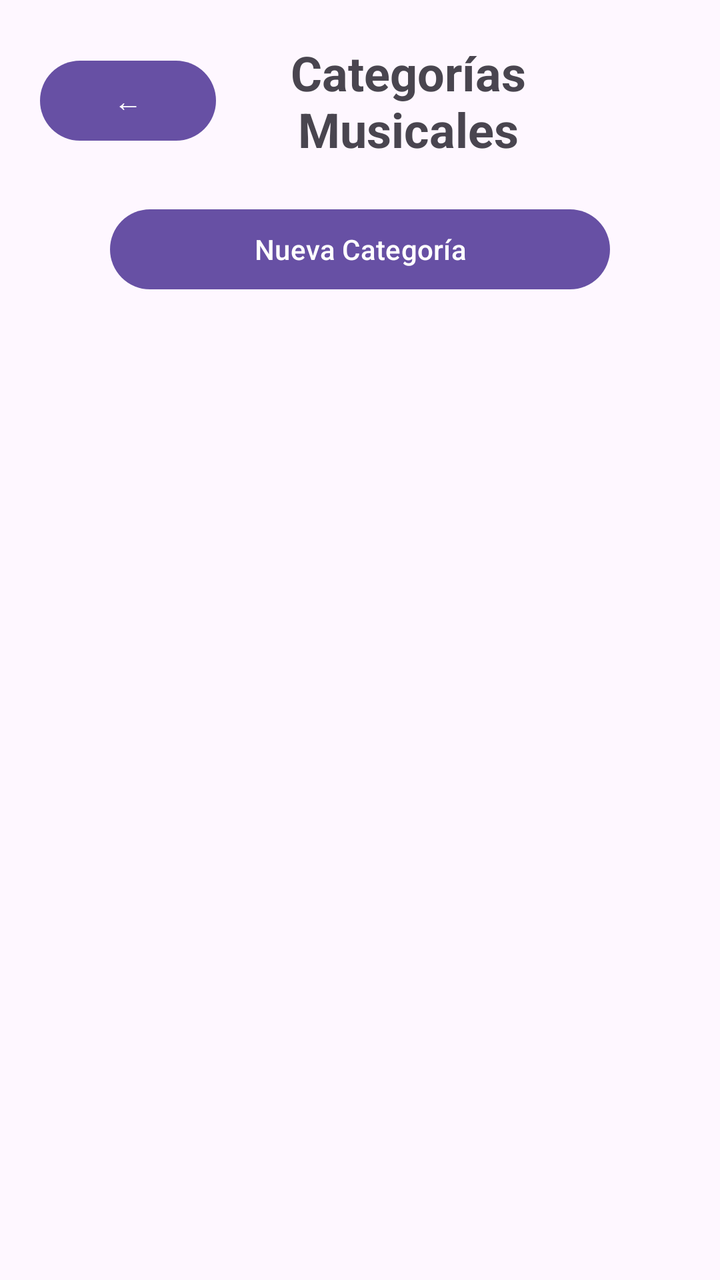
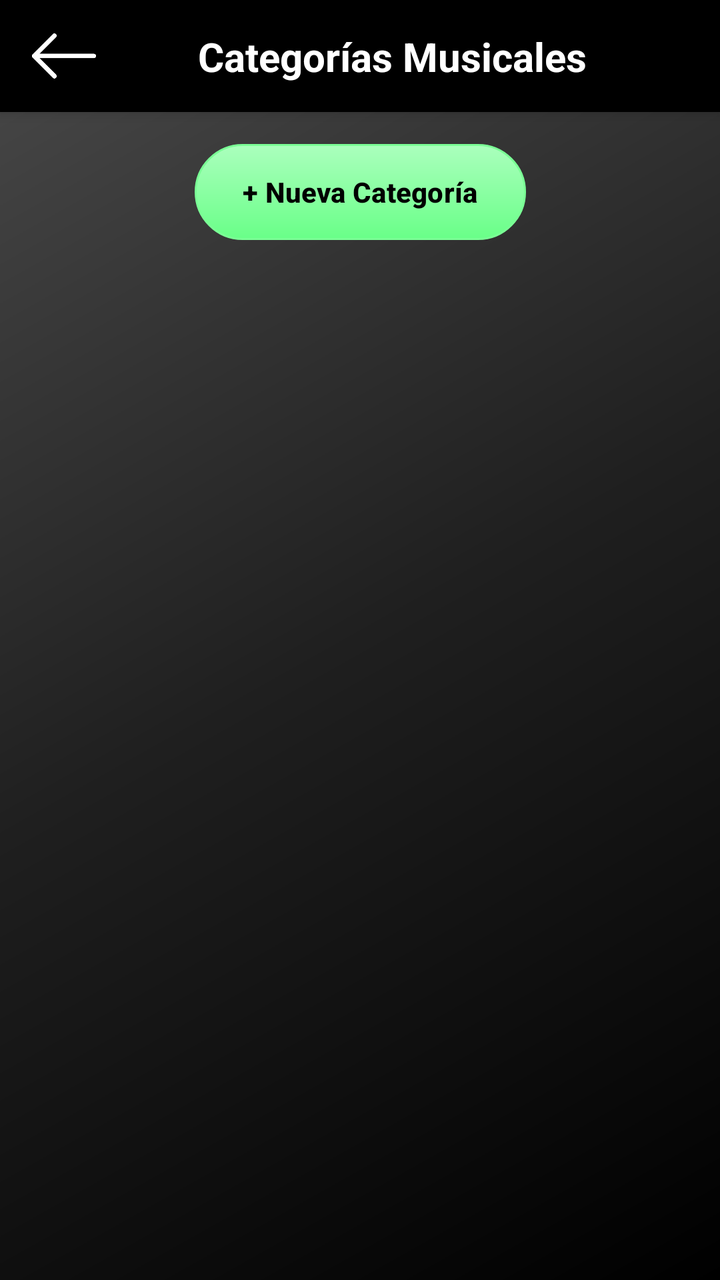

The first picture is an Android layout as it rendered before a commit; the second is the same layout after the commit. The layout source and the unified diff follow.
<!-- AndroidManifest.xml: application theme Theme.MusAPIApp -->
<!-- res/layout/activity_categorias_musicales.xml -->
<?xml version="1.0" encoding="utf-8"?>
<ScrollView xmlns:android="http://schemas.android.com/apk/res/android"
    android:layout_width="match_parent"
    android:layout_height="match_parent"
    android:background="@android:color/transparent"
    android:fillViewport="true">

    <LinearLayout
        android:layout_width="match_parent"
        android:layout_height="wrap_content"
        android:orientation="vertical"
        android:padding="20dp"
        android:gravity="center_horizontal">

        
        <LinearLayout
            android:layout_width="match_parent"
            android:layout_height="wrap_content"
            android:orientation="horizontal"
            android:gravity="center_vertical"
            android:layout_marginBottom="20dp">

            <Button
                android:id="@+id/btnVolver"
                android:layout_width="wrap_content"
                android:layout_height="wrap_content"
                android:text="←" />

            <TextView
                android:id="@+id/tvTitulo"
                android:layout_width="0dp"
                android:layout_height="wrap_content"
                android:layout_weight="1"
                android:gravity="center"
                android:text="Categorías Musicales"
                android:textSize="24sp"
                android:textStyle="bold"
                android:paddingEnd="40dp" />
        </LinearLayout>

        
        <Button
            android:id="@+id/btnNuevaCategoria"
            android:layout_width="250dp"
            android:layout_height="wrap_content"
            android:text="Nueva Categoría"
            android:layout_marginBottom="20dp" />

        
        <LinearLayout
            android:id="@+id/layoutCategorias"
            android:layout_width="match_parent"
            android:layout_height="wrap_content"
            android:orientation="vertical" />
    </LinearLayout>
</ScrollView>
<!-- resources referenced by this layout -->
<resources>
  <style name="Theme.MusAPIApp" parent="Base.Theme.MusAPIApp" />
  <style name="Base.Theme.MusAPIApp" parent="Theme.Material3.DayNight.NoActionBar">
          
          
      </style>
</resources>

<!-- the commit's change to res/layout/activity_categorias_musicales.xml (unified diff, before → after) -->
@@ -1,56 +1,81 @@
 <?xml version="1.0" encoding="utf-8"?>
-<ScrollView xmlns:android="http://schemas.android.com/apk/res/android"
+<androidx.constraintlayout.widget.ConstraintLayout 
+    xmlns:android="http://schemas.android.com/apk/res/android"
+    xmlns:app="http://schemas.android.com/apk/res-auto"
+    android:id="@+id/main"
     android:layout_width="match_parent"
     android:layout_height="match_parent"
-    android:background="@android:color/transparent"
-    android:fillViewport="true">
+    android:background="@drawable/fondo_gradiente_principal">
 
-    <LinearLayout
+    <androidx.constraintlayout.widget.ConstraintLayout
+        android:id="@+id/headerBar"
         android:layout_width="match_parent"
         android:layout_height="wrap_content"
-        android:orientation="vertical"
-        android:padding="20dp"
-        android:gravity="center_horizontal">
+        android:background="#000000"
+        android:paddingVertical="12dp"
+        android:paddingHorizontal="16dp"
+        android:elevation="4dp"
+        app:layout_constraintTop_toTopOf="parent"
+        app:layout_constraintStart_toStartOf="parent"
+        app:layout_constraintEnd_toEndOf="parent">
 
-        
-        <LinearLayout
-            android:layout_width="match_parent"
+        <ImageButton
+            android:id="@+id/btnVolver"
+            android:layout_width="32dp"
+            android:layout_height="32dp"
+            android:background="?attr/selectableItemBackgroundBorderless"
+            android:contentDescription="Regresar"
+            android:scaleType="fitCenter"
+            android:src="@drawable/ic_back_black"
+            app:tint="#FFFFFF"
+            app:layout_constraintStart_toStartOf="parent"
+            app:layout_constraintTop_toTopOf="parent"
+            app:layout_constraintBottom_toBottomOf="parent" />
+
+        <TextView
+            android:id="@+id/tvTitulo"
+            android:layout_width="wrap_content"
             android:layout_height="wrap_content"
-            android:orientation="horizontal"
-            android:gravity="center_vertical"
-            android:layout_marginBottom="20dp">
+            android:text="Categorías Musicales"
+            android:textColor="#FFFFFF"
+            android:textSize="20sp"
+            android:textStyle="bold"
+            app:layout_constraintStart_toEndOf="@id/btnVolver"
+            app:layout_constraintEnd_toEndOf="parent"
+            app:layout_constraintTop_toTopOf="parent"
+            app:layout_constraintBottom_toBottomOf="parent" />
 
-            <Button
-                android:id="@+id/btnVolver"
-                android:layout_width="wrap_content"
-                android:layout_height="wrap_content"
-                android:text="←" />
+    </androidx.constraintlayout.widget.ConstraintLayout>
 
-            <TextView
-                android:id="@+id/tvTitulo"
-                android:layout_width="0dp"
-                android:layout_height="wrap_content"
-                android:layout_weight="1"
-                android:gravity="center"
-                android:text="Categorías Musicales"
-                android:textSize="24sp"
-                android:textStyle="bold"
-                android:paddingEnd="40dp" />
-        </LinearLayout>
+    <Button
+        android:id="@+id/btnNuevaCategoria"
+        android:layout_width="wrap_content"
+        android:layout_height="wrap_content"
+        android:text="+ Nueva Categoría"
+        android:textColor="#000000"
+        android:textStyle="bold"
+        android:background="@drawable/fondo_boton_secundario"
+        app:backgroundTint="@null"
+        android:paddingHorizontal="24dp"
+        android:layout_marginTop="16dp"
+        app:layout_constraintTop_toBottomOf="@id/headerBar"
+        app:layout_constraintEnd_toEndOf="parent"
+        app:layout_constraintStart_toStartOf="parent"/>
 
-        
-        <Button
-            android:id="@+id/btnNuevaCategoria"
-            android:layout_width="250dp"
-            android:layout_height="wrap_content"
-            android:text="Nueva Categoría"
-            android:layout_marginBottom="20dp" />
+    <ScrollView
+        android:layout_width="match_parent"
+        android:layout_height="0dp"
+        android:layout_marginTop="16dp"
+        app:layout_constraintTop_toBottomOf="@id/btnNuevaCategoria"
+        app:layout_constraintBottom_toBottomOf="parent">
 
-        
         <LinearLayout
             android:id="@+id/layoutCategorias"
             android:layout_width="match_parent"
             android:layout_height="wrap_content"
-            android:orientation="vertical" />
-    </LinearLayout>
-</ScrollView>
+            android:orientation="vertical"
+            android:paddingHorizontal="16dp"
+            android:paddingBottom="24dp" />
+    </ScrollView>
+
+</androidx.constraintlayout.widget.ConstraintLayout>
<!-- resource entries referenced after the edit -->
@@ -1,5 +1,33 @@
 <!-- resources referenced by this layout -->
 <resources>
+  <!-- drawable fondo_boton_secundario (drawable) -->
+  <?xml version="1.0" encoding="utf-8"?>
+  <shape xmlns:android="http://schemas.android.com/apk/res/android"
+      android:shape="rectangle">
+  
+      <gradient
+          android:startColor="#ABFFBD"
+          android:endColor="#69FF88"
+          android:angle="270" />
+  
+      <corners android:radius="100dp" />
+  
+      <stroke
+          android:width="1dp"
+          android:color="#7AFF95" />
+  </shape>
+  <!-- drawable fondo_gradiente_principal (drawable) -->
+  <?xml version="1.0" encoding="utf-8"?>
+  <shape xmlns:android="http://schemas.android.com/apk/res/android"
+      android:shape="rectangle">
+      <gradient
+          android:startColor="#000000"
+          android:centerColor="#1F1F1F"
+          android:endColor="#4A4A4A"
+          android:angle="135"
+          android:type="linear" />
+  </shape>
+  <!-- drawable ic_back_black: png bitmap (drawable, 4720 bytes) -->
   <style name="Theme.MusAPIApp" parent="Base.Theme.MusAPIApp" />
   <style name="Base.Theme.MusAPIApp" parent="Theme.Material3.DayNight.NoActionBar">
           
